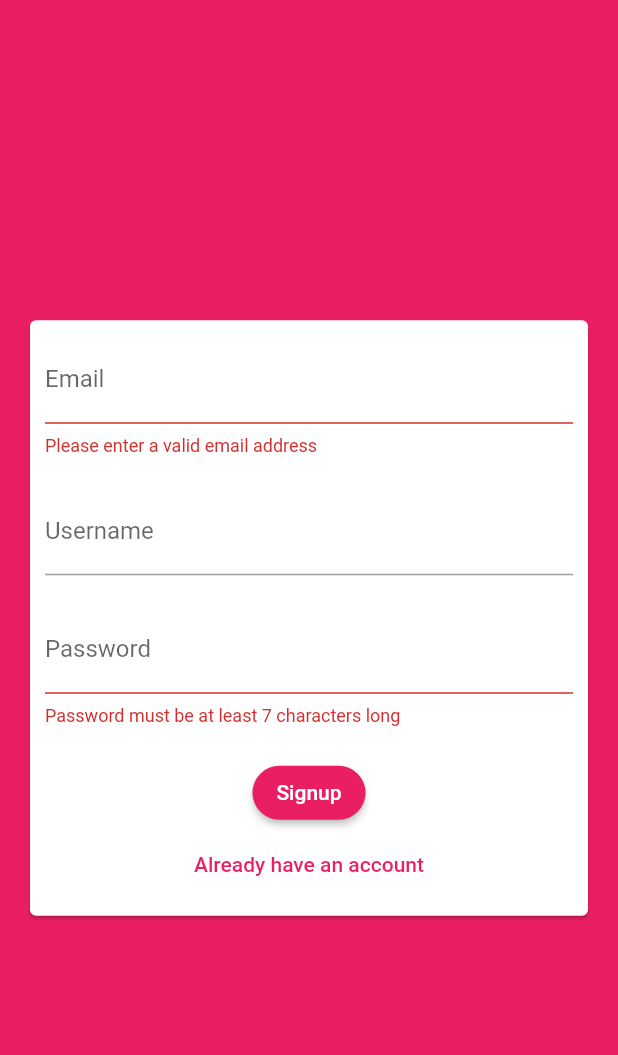
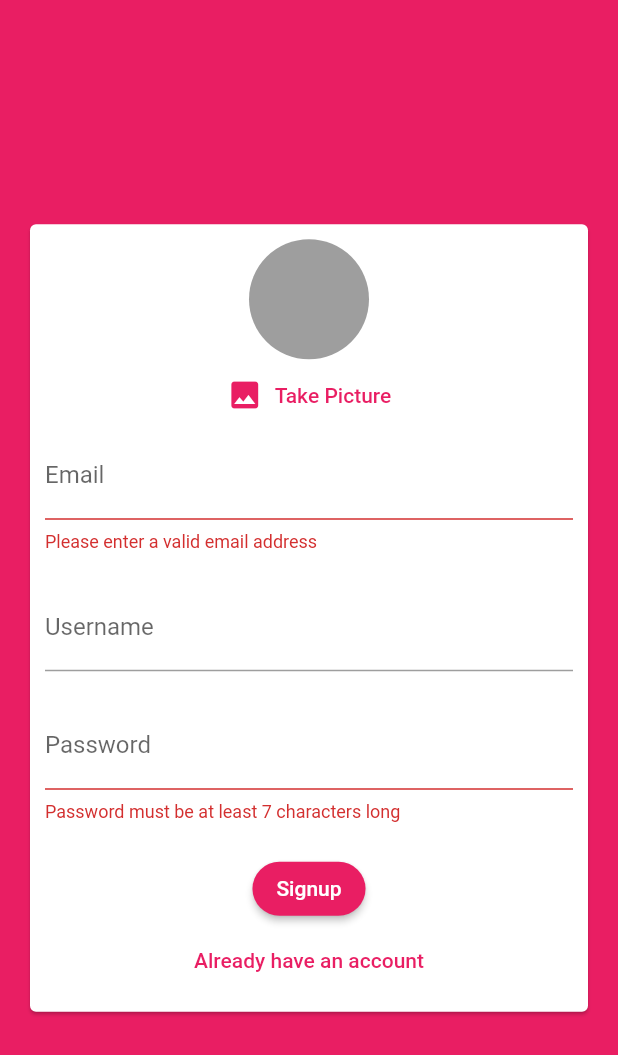
Before and after one commit to maheshjadhav8378/flutterFirebase, a Flutter app: the screen it shows after launch, after a tap on "Login", after a tap on "Create an Account", on a phone screen of 412 x 824 dp. Shown: the top 1055 px of the screen. Run offline on Flutter 3.47's test engine with Material 2 defaults, Android fonts, the phone set to English and light mode, and no system bars; our stand-ins replace cloud_firestore, firebase_auth, firebase_core, image_picker; accounts and stored records are empty.

Commit message:
auth complete

```diff
--- /dev/null
+++ b/lib/widgets/auth/PickImage.dart
@@ -0,0 +1,54 @@
+import 'dart:io';
+
+import 'package:flutter/material.dart';
+
+import 'package:image_picker/image_picker.dart';
+
+class PickImage extends StatefulWidget {
+  final Function pickedImage;
+  final imageFile;
+
+  PickImage(this.pickedImage, this.imageFile);
+
+  @override
+  _PickImageState createState() => _PickImageState();
+}
+
+class _PickImageState extends State<PickImage> {
+  var pickedImage;
+
+  @override
+  void initState() {
+    // TODO: implement initState
+    super.initState();
+    pickedImage = widget.imageFile;
+  }
+
+  void pickImage() async {
+    final imagePicker = ImagePicker();
+    final xFile = await imagePicker.pickImage(source: ImageSource.camera);
+    final file = File(xFile!.path);
+    setState(() {
+      pickedImage = file;
+    });
+    widget.pickedImage(file);
+  }
+
+  @override
+  Widget build(BuildContext context) {
+    return Column(
+      children: [
+        CircleAvatar(
+          backgroundColor: Colors.grey,
+          backgroundImage: pickedImage != null ? FileImage(pickedImage) : null,
+          radius: 40,
+        ),
+        TextButton.icon(
+          onPressed: pickImage,
+          icon: Icon(Icons.image),
+          label: Text('Take Picture'),
+        ),
+      ],
+    );
+  }
+}
--- a/lib/widgets/auth/auth_form.dart
+++ b/lib/widgets/auth/auth_form.dart
@@ -1,3 +1,6 @@
+import 'dart:io';
+
+import 'package:chat_app/widgets/auth/PickImage.dart';
 import 'package:flutter/material.dart';
 
 class AuthForm extends StatefulWidget {
@@ -16,10 +19,28 @@ class _AuthFormState extends State<AuthForm> {
   var email = '';
   var username = '';
   var password = '';
+  var imageFile;
+
+  void pickedImage(File image) {
+    imageFile = image;
+    print('in------------------');
+  }
 
   void _trySubmit() {
+    if (imageFile == null && isSignup) {
+      print('object');
+      ScaffoldMessenger.of(context).showSnackBar(
+        SnackBar(
+          content: Text('Please click Image!'),
+          backgroundColor: Theme.of(context).errorColor,
+        ),
+      );
+      return;
+    }
+
     final isValid = _formKey.currentState?.validate();
     FocusScope.of(context).unfocus();
+
     if (isValid!) {
       _formKey.currentState?.save();
       widget.submitForm(
@@ -48,6 +69,7 @@ class _AuthFormState extends State<AuthForm> {
               child: Column(
                 mainAxisSize: MainAxisSize.min,
                 children: [
+                  if (isSignup) PickImage(pickedImage, imageFile),
                   TextFormField(
                     key: ValueKey('email'),
                     validator: (value) {
--- a/lib/widgets/chat/chat.dart
+++ b/lib/widgets/chat/chat.dart
@@ -27,6 +27,7 @@ class Chat extends StatelessWidget {
               messages[index]['text'],
               FirebaseAuth.instance.currentUser!.uid ==
                   messages[index]['userId'],
+              messages[index]['username'],
             );
           },
         );
--- a/lib/widgets/chat/new_message.dart
+++ b/lib/widgets/chat/new_message.dart
@@ -14,10 +14,16 @@ class _NewMessageState extends State<NewMessage> {
   var enteredMessage = '';
 
   void sendMessage() async {
+    FocusScope.of(context).unfocus();
+    final userData = await FirebaseFirestore.instance
+        .collection('users')
+        .doc(FirebaseAuth.instance.currentUser!.uid)
+        .get();
     FirebaseFirestore.instance.collection('chat').add({
       'text': controller.text,
       'createdAt': Timestamp.now(),
       'userId': FirebaseAuth.instance.currentUser!.uid,
+      'username': userData.data()!['username'],
     });
     controller.clear();
   }
--- a/pubspec.yaml
+++ b/pubspec.yaml
@@ -27,6 +27,7 @@ dependencies:
   cupertino_icons: ^1.0.2
   cloud_firestore: ^2.4.0
   firebase_auth: ^3.0.1
+  image_picker: ^0.8.3+2
 
 dev_dependencies:
   flutter_test:
```
Also changed, not shown: lib/widgets/chat/MessageBubble.dart (+22 -5 lines), pubspec.lock.
